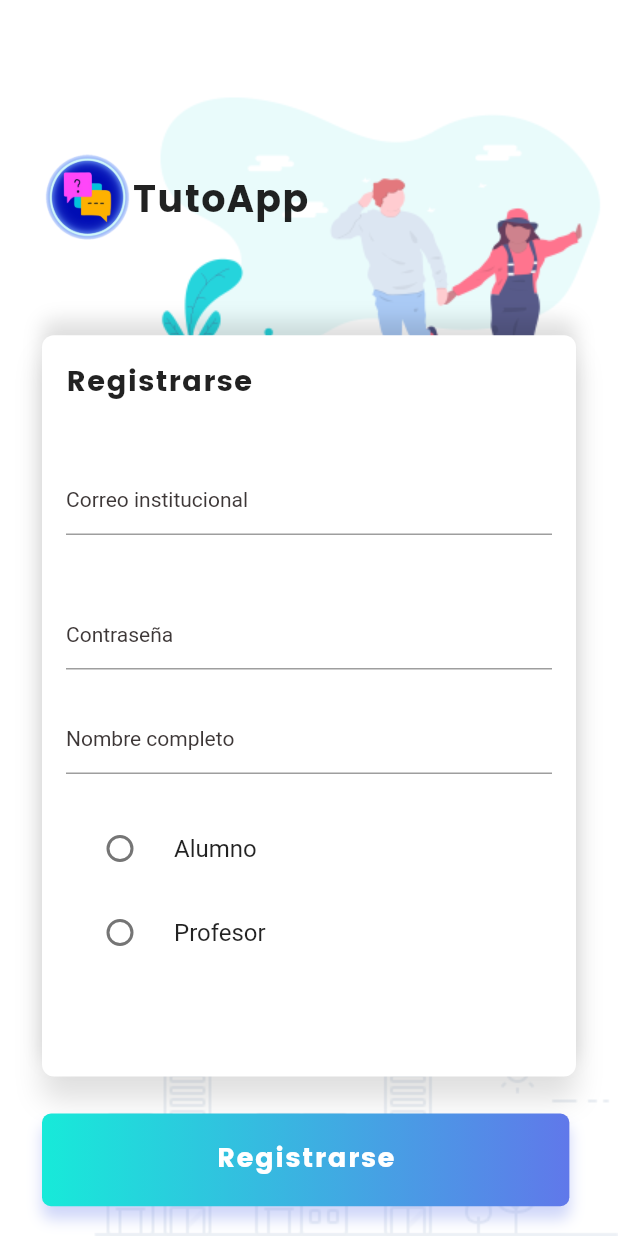
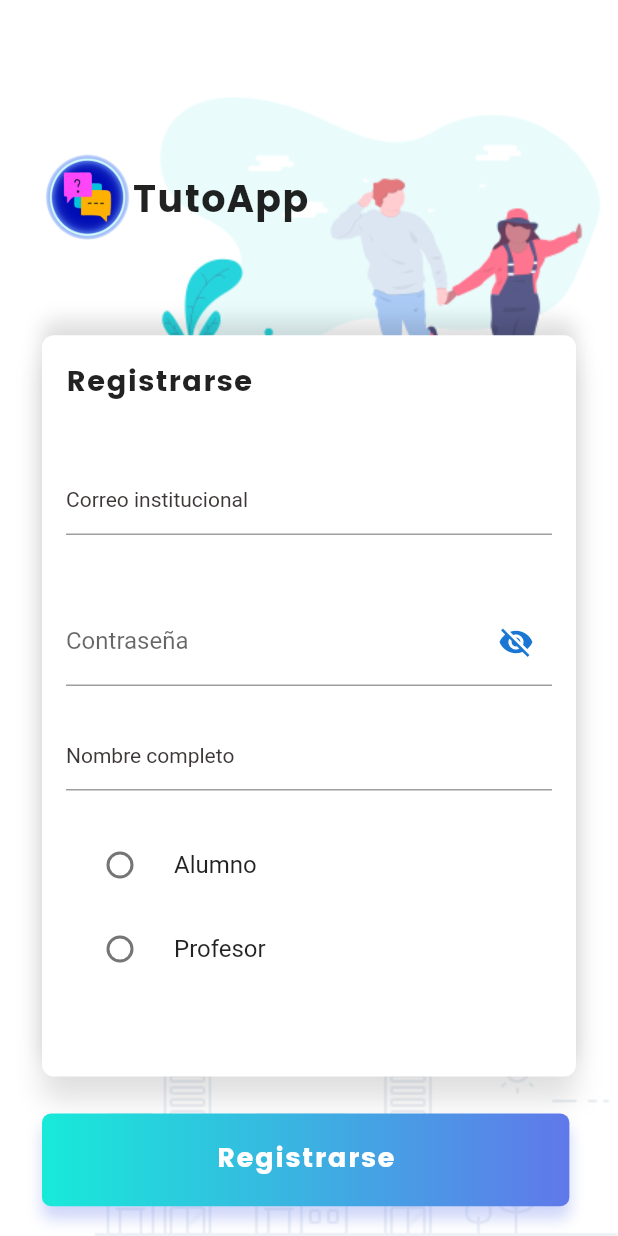
Before and after one commit to CamiloDev1/TutoApp, a Flutter app: the Sign_in_Screen screen opened by its route, on a phone screen of 412 x 824 dp. Run offline on Flutter 3.47's test engine with Material 2 defaults, Android fonts, the phone set to English and light mode, and no system bars; our stand-ins replace dropdown_button2, flutter_screenutil, image_picker, shared_preferences, video_player; missing offline and left inert: cloudinary_public, dart:ffi; accounts and stored records are empty.

Commit message:
Actualizacion 2.0

```diff
--- a/lib/view/sign_in.dart
+++ b/lib/view/sign_in.dart
@@ -67,6 +67,12 @@ class _Sign_in_ScreenState extends State<Sign_in_Screen> {
     myController_pass.dispose();
     myController_name.dispose();
     super.dispose();
+  }
+
+  late bool _passwordVisible;
+  @override
+  void initState() {
+    _passwordVisible = false;
   }
 
   @override
@@ -295,13 +301,30 @@ class _Sign_in_ScreenState extends State<Sign_in_Screen> {
             SizedBox(
               height: ScreenUtil.getInstance().setHeight(30),
             ),
-            TextField(
+            TextFormField(
+              keyboardType: TextInputType.text,
               controller: myController_pass,
-              // obscureText: true,
+              obscureText:
+                  !_passwordVisible, //This will obscure text dynamically
               decoration: InputDecoration(
-                  hintText: "Contraseña",
-                  hintStyle: TextStyle(
-                      color: Color.fromARGB(255, 61, 55, 55), fontSize: 14.0)),
+                labelText: 'Contraseña',
+                hintStyle: TextStyle(
+                    color: Color.fromARGB(255, 61, 55, 55), fontSize: 14.0),
+                // Here is key idea
+                suffixIcon: IconButton(
+                  icon: Icon(
+                    // Based on passwordVisible state choose the icon
+                    _passwordVisible ? Icons.visibility : Icons.visibility_off,
+                    color: Theme.of(context).primaryColorDark,
+                  ),
+                  onPressed: () {
+                    // Update the state i.e. toogle the state of passwordVisible variable
+                    setState(() {
+                      _passwordVisible = !_passwordVisible;
+                    });
+                  },
+                ),
+              ),
             ),
             SizedBox(
               height: ScreenUtil.getInstance().setHeight(35),
--- a/pubspec.yaml
+++ b/pubspec.yaml
@@ -2,7 +2,7 @@ name: tuto_app
 description: A new Flutter project.
 publish_to: 'none'
 
-version: 1.0.4+4
+version: 1.0.5+5
 
 environment:
   sdk: '>=2.12.0 <3.0.0'
```
Also changed, not shown: 7 other files.
